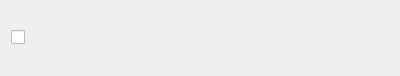
Old version of the form cg3/viewer/internal/drawable_object_drawlist_manager.ui in the repository cg3hci/cg3lib.
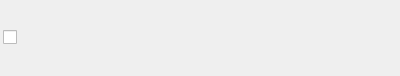
New version of the form. Icons and pictures are not drawn.

```diff
--- a/cg3/viewer/internal/drawable_object_drawlist_manager.ui
+++ b/cg3/viewer/internal/drawable_object_drawlist_manager.ui
@@ -14,17 +14,73 @@
    <string>Frame</string>
   </property>
   <layout class="QVBoxLayout" name="verticalLayout">
+   <property name="spacing">
+    <number>3</number>
+   </property>
+   <property name="leftMargin">
+    <number>3</number>
+   </property>
    <property name="topMargin">
     <number>0</number>
    </property>
+   <property name="rightMargin">
+    <number>0</number>
+   </property>
    <property name="bottomMargin">
     <number>0</number>
    </property>
    <item>
-    <widget class="QCheckBox" name="checkBox">
-     <property name="text">
-      <string/>
+    <widget class="QFrame" name="frame">
+     <property name="frameShape">
+      <enum>QFrame::NoFrame</enum>
      </property>
+     <property name="frameShadow">
+      <enum>QFrame::Plain</enum>
+     </property>
+     <layout class="QHBoxLayout" name="horizontalLayout">
+      <property name="spacing">
+       <number>0</number>
+      </property>
+      <property name="leftMargin">
+       <number>0</number>
+      </property>
+      <property name="topMargin">
+       <number>0</number>
+      </property>
+      <property name="rightMargin">
+       <number>0</number>
+      </property>
+      <property name="bottomMargin">
+       <number>0</number>
+      </property>
+      <item>
+       <widget class="QCheckBox" name="checkBox">
+        <property name="text">
+         <string/>
+        </property>
+       </widget>
+      </item>
+      <item>
+       <widget class="QPushButton" name="closePushButton">
+        <property name="sizePolicy">
+         <sizepolicy hsizetype="Maximum" vsizetype="Fixed">
+          <horstretch>0</horstretch>
+          <verstretch>0</verstretch>
+         </sizepolicy>
+        </property>
+        <property name="text">
+         <string/>
+        </property>
+        <property name="icon">
+         <iconset resource="icons/icons.qrc">
+          <normaloff>:/close.png</normaloff>:/close.png</iconset>
+        </property>
+        <property name="flat">
+         <bool>true</bool>
+        </property>
+       </widget>
+      </item>
+     </layout>
     </widget>
    </item>
   </layout>
```
Left out of the diff: 4 changed lines with no effect on the pictures.
